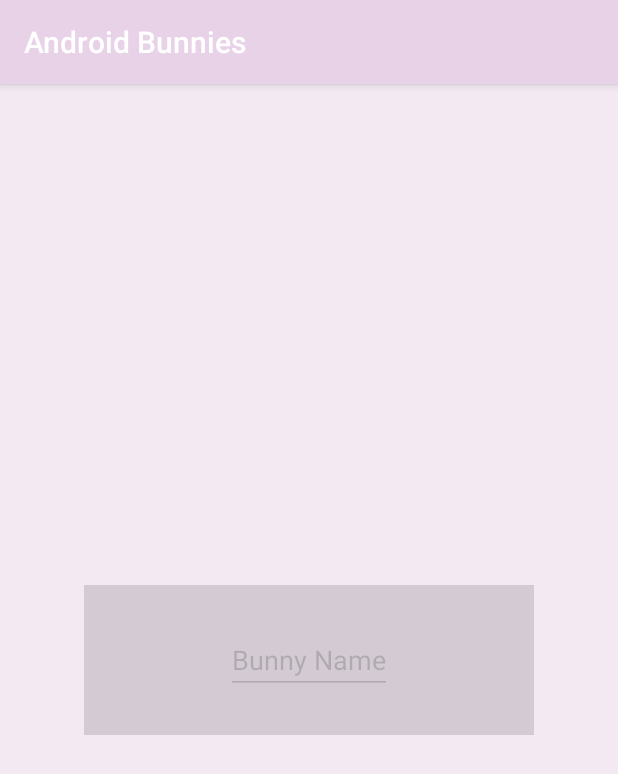
After one commit to sderekj/Android-Neko-Clone-Homework-Unit-4, an Android app: the fragment NameFragment placed in its activity, on a phone screen of 412 x 824 dp. The commit adds this screen. Shown: the top 774 px of the screen. Run offline under Robolectric (Android 15) with nearby library versions, the phone set to English and light mode, and no system bars; libraries missing offline, so code that uses them is left out: nl.qbusict.cupboard; 3 statements that could not run were skipped.

Commit message:
Added Fragment for changing the name-hasn't finished yet

```diff
--- a/app/src/main/java/com/example/dec4/SecondActivity.java
+++ b/app/src/main/java/com/example/dec4/SecondActivity.java
@@ -31,7 +31,7 @@ public class SecondActivity extends AppCompatActivity {
         setContentView(R.layout.second_activity);
         mRecyclerView=(RecyclerView)findViewById(R.id.bunny_item);
         mRecyclerView.setLayoutManager(new GridLayoutManager(this, 3));
-        mRecyclerView.setAdapter(new BunnyAdapter(selectAllCats()));
+        mRecyclerView.setAdapter(new BunnyAdapter(selectAllCats(),this));
 
 
 
--- a/app/src/main/java/com/example/dec4/View/BunnyAdapter.java
+++ b/app/src/main/java/com/example/dec4/View/BunnyAdapter.java
@@ -1,5 +1,6 @@
 package com.example.dec4.View;
 
+import android.app.Activity;
 import android.support.v7.widget.RecyclerView;
 import android.view.LayoutInflater;
 import android.view.View;
@@ -14,13 +15,19 @@ import java.util.List;
 /**
  * Created by Millochka on 12/5/16.
  */
-public class BunnyAdapter extends RecyclerView.Adapter {
+public class BunnyAdapter extends RecyclerView.Adapter implements ViewGroup.OnClickListener {
 
-    private List<Bunny> bunnies = new ArrayList<>();
+    private List<Bunny> mBunnies = new ArrayList<>();
 
-    public BunnyAdapter(List<Bunny> bunnies){
 
-        this.bunnies=bunnies;
+    private Activity mManinActivity;
+
+
+
+    public BunnyAdapter(List<Bunny> bunnies, Activity maninActivity){
+
+        this.mBunnies=bunnies;
+        this.mManinActivity=maninActivity;
     }
 
     @Override
@@ -33,13 +40,28 @@ public class BunnyAdapter extends RecyclerView.Adapter {
     @Override
     public void onBindViewHolder(RecyclerView.ViewHolder holder, int position) {
 
-        BunnyViewHolder bunnyViewHolder=(BunnyViewHolder)holder;
-        bunnyViewHolder.bind(bunnies.get(position));
+        BunnyViewHolder mBunnyViewHolder=(BunnyViewHolder)holder;
+         mBunnyViewHolder.bind(mBunnies.get(position));
+         mBunnyViewHolder.getmBunnyName().setOnClickListener(this);
 
     }
 
     @Override
     public int getItemCount() {
-        return bunnies.size();
+        return mBunnies.size();
+    }
+
+    @Override
+    public void onClick(View view) {
+
+        switch (view.getId()){
+            case R.id.bunny_name:
+
+                mManinActivity.getFragmentManager().beginTransaction().add(R.id.bunny_second_activity, new NameFragment()).commit();
+
+
+            break;
+        }
+
     }
 }
--- /dev/null
+++ b/app/src/main/java/com/example/dec4/View/NameFragment.java
@@ -0,0 +1,31 @@
+package com.example.dec4.View;
+
+import android.app.Fragment;
+import android.os.Bundle;
+import android.view.LayoutInflater;
+import android.view.View;
+import android.view.ViewGroup;
+
+import com.example.dec4.R;
+
+/**
+ * Created by Millochka on 12/14/16.
+ */
+public class NameFragment extends Fragment {
+
+    @Override
+    public View onCreateView(LayoutInflater inflater, ViewGroup container,
+                             Bundle savedInstanceState) {
+        super.onCreate(savedInstanceState);
+
+        View view = inflater.inflate(R.layout.to_change_name, container, false);
+
+        return view;
+    }
+
+    @Override
+    public void onViewCreated(View view, Bundle savedInstanceState) {
+        super.onViewCreated(view, savedInstanceState);
+
+    }
+}
--- a/app/src/main/res/layout/cute_bunny.xml
+++ b/app/src/main/res/layout/cute_bunny.xml
@@ -1,5 +1,6 @@
 <?xml version="1.0" encoding="utf-8"?>
 <LinearLayout xmlns:android="http://schemas.android.com/apk/res/android"
+    android:id="@+id/cute_bunny_item"
     android:orientation="vertical"
     android:layout_width="match_parent"
     android:layout_height="250dp">
@@ -10,7 +11,7 @@
         android:layout_height="wrap_content"
         android:layout_gravity="center"
         android:layout_weight="3"/>
-    <EditText
+    <TextView
         android:id="@+id/bunny_name"
         android:layout_width="wrap_content"
         android:layout_height="wrap_content"
--- a/app/src/main/res/layout/second_activity.xml
+++ b/app/src/main/res/layout/second_activity.xml
@@ -1,6 +1,8 @@
 <?xml version="1.0" encoding="utf-8"?>
-<LinearLayout xmlns:android="http://schemas.android.com/apk/res/android"
-    android:orientation="vertical" android:layout_width="match_parent"
+<FrameLayout xmlns:android="http://schemas.android.com/apk/res/android"
+    android:id="@+id/bunny_second_activity"
+    android:orientation="vertical"
+    android:layout_width="match_parent"
     android:layout_height="match_parent">
 
     <android.support.v7.widget.RecyclerView
@@ -8,4 +10,4 @@
         android:layout_width="match_parent"
         android:layout_height="match_parent" />
 
-</LinearLayout>
+</FrameLayout>
--- /dev/null
+++ b/app/src/main/res/layout/to_change_name.xml
@@ -0,0 +1,25 @@
+<?xml version="1.0" encoding="utf-8"?>
+<RelativeLayout xmlns:android="http://schemas.android.com/apk/res/android"
+    android:orientation="vertical" android:layout_width="match_parent"
+    android:layout_height="match_parent"
+    android:background="@color/colorLightPink"
+    android:alpha="0.4">
+    <RelativeLayout
+        android:layout_width="300dp"
+        android:layout_height="100dp"
+        android:background="@color/colorGray"
+        android:layout_centerVertical="true"
+        android:layout_centerHorizontal="true"
+        android:alpha="1">
+
+    <EditText
+        android:id="@+id/set_bunny_name"
+        android:layout_width="wrap_content"
+        android:layout_height="wrap_content"
+        android:hint="Bunny Name"
+        android:layout_centerVertical="true"
+        android:layout_centerHorizontal="true"
+        android:alpha="1"/>
+    </RelativeLayout>
+
+</RelativeLayout>
```
Also changed, not shown: app/src/main/java/com/example/dec4/View/BunnyViewHolder.java (+18 -5 lines).
